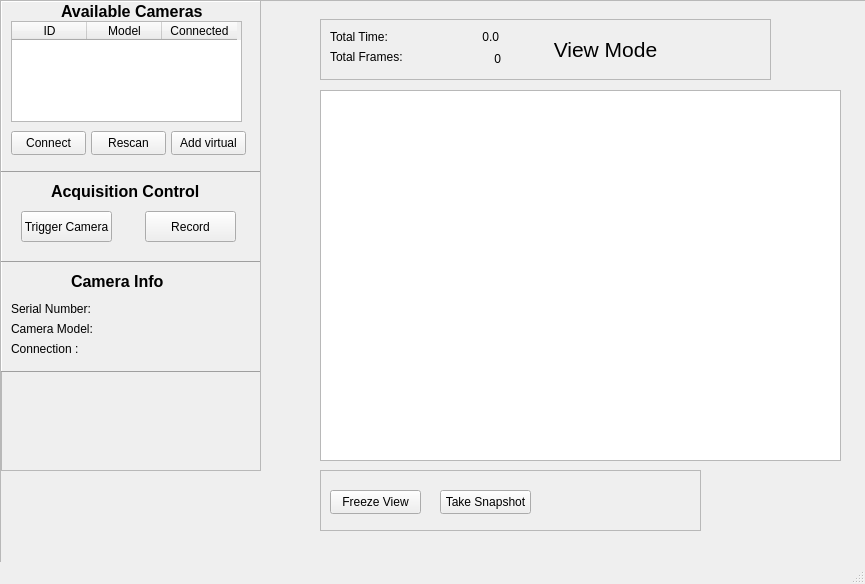
Before: the Qt Designer form src/mainwindow.ui in paulmthompson/CameraViewer, drawn with Qt 5.
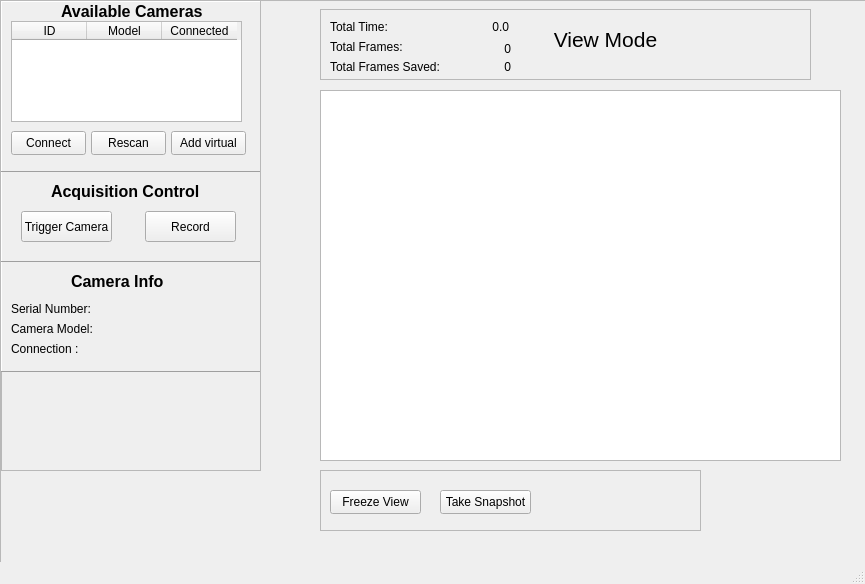
After: the same form once the commit is applied.

Commit message: add separate label for saved frames

```diff
--- a/src/mainwindow.ui
+++ b/src/mainwindow.ui
@@ -418,9 +418,9 @@
      <property name="geometry">
       <rect>
        <x>320</x>
-       <y>19</y>
-       <width>451</width>
-       <height>61</height>
+       <y>9</y>
+       <width>491</width>
+       <height>71</height>
       </rect>
      </property>
      <property name="frameShape">
@@ -458,7 +458,7 @@
      <widget class="QLabel" name="time_label">
       <property name="geometry">
        <rect>
-        <x>130</x>
+        <x>140</x>
         <y>10</y>
         <width>49</width>
         <height>16</height>
@@ -474,7 +474,7 @@
      <widget class="QLabel" name="frame_count_label">
       <property name="geometry">
        <rect>
-        <x>110</x>
+        <x>120</x>
         <y>30</y>
         <width>71</width>
         <height>20</height>
@@ -508,6 +508,35 @@
        <set>Qt::AlignCenter</set>
       </property>
      </widget>
+     <widget class="QLabel" name="label_9">
+      <property name="geometry">
+       <rect>
+        <x>10</x>
+        <y>50</y>
+        <width>121</width>
+        <height>16</height>
+       </rect>
+      </property>
+      <property name="text">
+       <string>Total Frames Saved: </string>
+      </property>
+     </widget>
+     <widget class="QLabel" name="frame_count_save_label">
+      <property name="geometry">
+       <rect>
+        <x>120</x>
+        <y>50</y>
+        <width>71</width>
+        <height>16</height>
+       </rect>
+      </property>
+      <property name="text">
+       <string>0</string>
+      </property>
+      <property name="alignment">
+       <set>Qt::AlignRight|Qt::AlignTrailing|Qt::AlignVCenter</set>
+      </property>
+     </widget>
     </widget>
     <widget class="QFrame" name="viewer_frame">
      <property name="geometry">
```
The commit also changes 5 other files.
